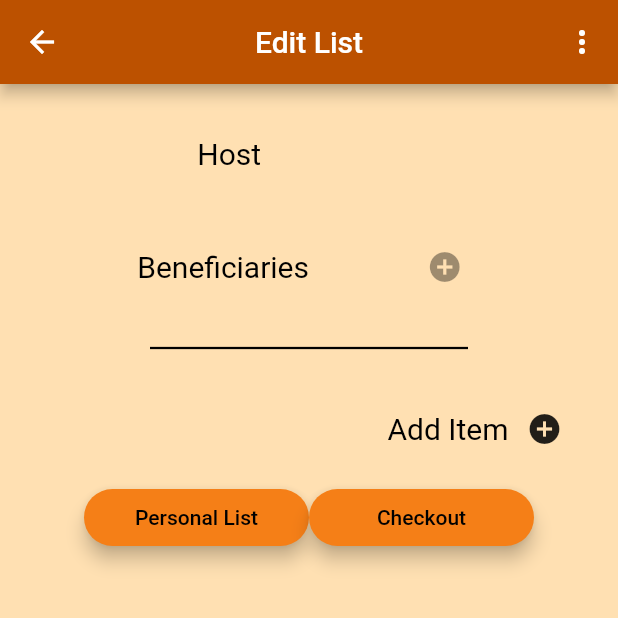
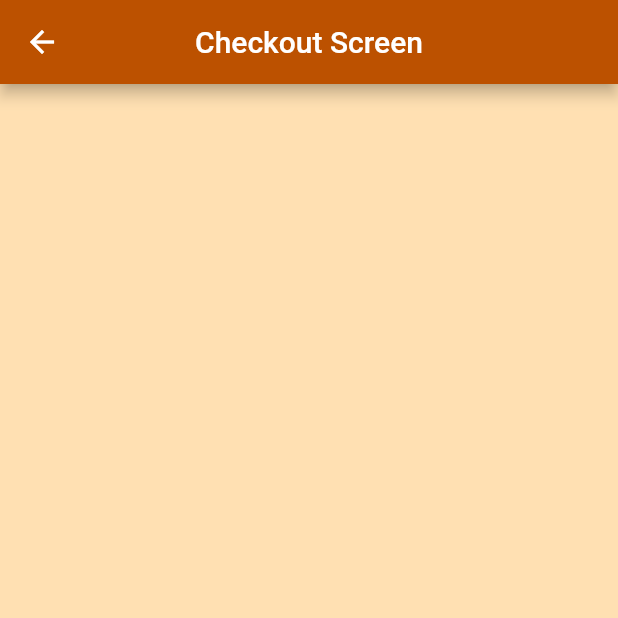
Before and after one commit to prafull2001/grocery-mule, a Flutter app: the EditListScreen screen opened by its route, after a tap on "Checkout", on a phone screen of 412 x 824 dp, the top half of it. Run offline on Flutter 3.47's test engine with Material 2 defaults, Android fonts, the phone set to English and light mode, and no system bars; our stand-ins replace badges, cloud_firestore, firebase_auth, firebase_core, fluttertoast, google_sign_in; missing offline and left inert: number_inc_dec; accounts and stored records are empty.

Commit message:
added checkout_screen skelly

```diff
--- a/lib/main.dart
+++ b/lib/main.dart
@@ -1,4 +1,5 @@
 import 'package:flutter/material.dart';
+import 'package:grocery_mule/screens/checkout_screen.dart';
 import 'package:grocery_mule/screens/confirm_email.dart';
 import 'package:grocery_mule/screens/editlist.dart';
 import 'package:grocery_mule/screens/user_info.dart';
@@ -75,6 +76,7 @@ class _GroceryMuleState extends State<GroceryMule>{
         ConfirmEmailScreen.id: (context) => ConfirmEmailScreen(),
         FriendScreen.id: (context) => FriendScreen(),
         PersonalListScreen.id: (context) => PersonalListScreen(),
+        CheckoutScreen.id: (context) => CheckoutScreen(),
       },
     );
   }
--- /dev/null
+++ b/lib/screens/checkout_screen.dart
@@ -0,0 +1,36 @@
+import 'package:flutter/material.dart';
+import 'package:grocery_mule/components/rounded_ button.dart';
+import 'package:grocery_mule/constants.dart';
+import 'package:provider/provider.dart';
+import 'package:firebase_auth/firebase_auth.dart';
+import 'package:cloud_firestore/cloud_firestore.dart';
+import 'package:grocery_mule/providers/cowboy_provider.dart';
+import 'package:grocery_mule/providers/shopping_trip_provider.dart';
+
+class CheckoutScreen extends StatefulWidget {
+  static String id = 'checkout_screen';
+
+  @override
+  _CheckoutScreen createState() => _CheckoutScreen();
+}
+
+class _CheckoutScreen extends State<CheckoutScreen> {
+  @override
+  void initState() {
+
+  }
+
+  @override
+  Widget build(BuildContext context) {
+    // TODO: implement build
+    return Scaffold(
+      appBar: AppBar(
+        centerTitle: true,
+        title: const Text('Checkout Screen'),
+        backgroundColor: const Color(0xFFbc5100),
+      ),
+
+    );
+  }
+
+}
--- a/lib/screens/editlist.dart
+++ b/lib/screens/editlist.dart
@@ -4,11 +4,15 @@ import 'package:grocery_mule/components/rounded_ button.dart';
 import 'dart:async';
 import 'package:grocery_mule/providers/cowboy_provider.dart';
 import 'package:grocery_mule/providers/shopping_trip_provider.dart';
+import 'package:grocery_mule/screens/checkout_screen.dart';
 import 'package:grocery_mule/screens/personal_list.dart';
+import 'package:grocery_mule/screens/checkout_screen.dart';
 import 'package:provider/provider.dart';
 import 'package:cloud_firestore/cloud_firestore.dart';
 import 'package:number_inc_dec/number_inc_dec.dart';
 import 'createlist.dart';
+
+
 typedef StringVoidFunc = void Function(String,int);
 
 class EditListScreen extends StatefulWidget {
@@ -512,7 +516,7 @@ class _EditListsScreenState extends State<EditListScreen> {
                       width: 150,
                       child: RoundedButton(
                         onPressed: () {
-
+                          Navigator.pushNamed(context, CheckoutScreen.id);
                         },
                         title: "Checkout",
                       ),
```
Also changed, not shown: lib/screens/personal_list.dart (+23 -9 lines).
